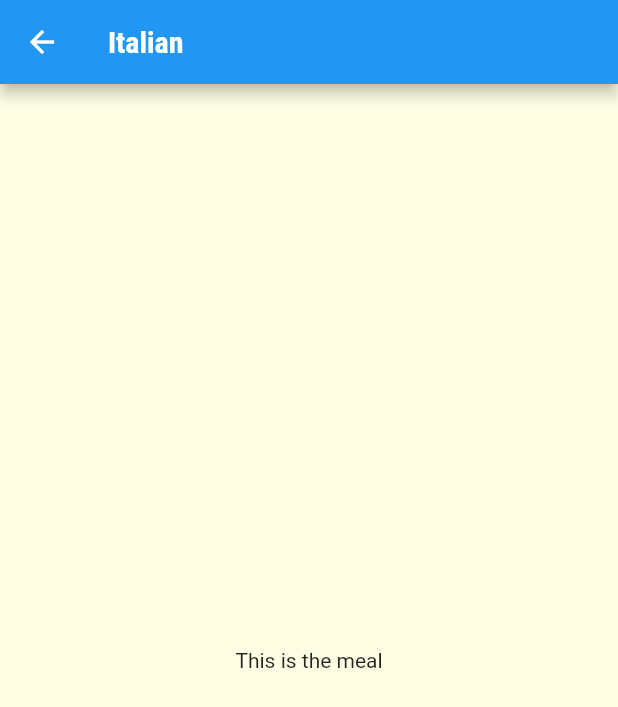
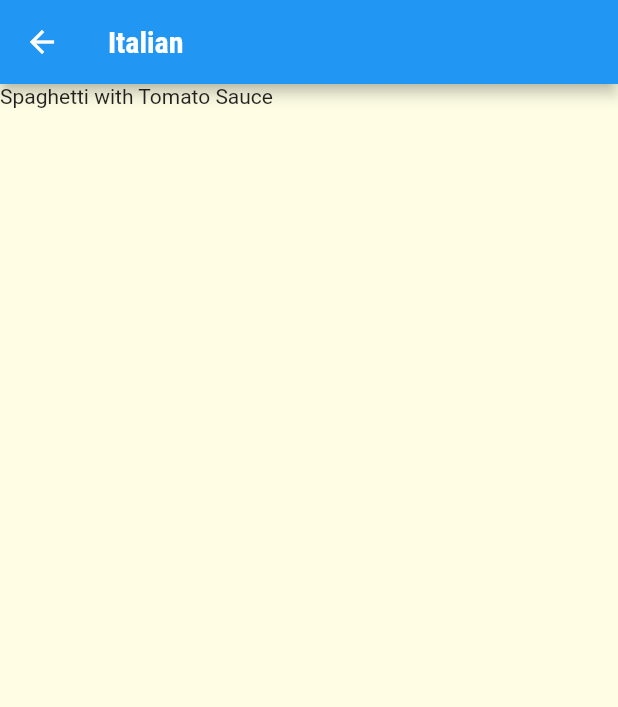
Before and after one commit to soulandbone/foods_app, a Flutter app: the screen it shows after launch, after a tap on "Italian", on a phone screen of 412 x 824 dp. Shown: the top 707 px of the screen. Run offline on Flutter 3.47's test engine with Material 2 defaults, Android fonts, the phone set to English and light mode, and no system bars.

Commit message:
Meals are displayed according to the category that was selected. First Rough approach to just show a list of titles of the meals, nothing else

```diff
--- a/lib/category_meals_screen.dart
+++ b/lib/category_meals_screen.dart
@@ -1,4 +1,5 @@
 import 'package:flutter/material.dart';
+import './dummy_data.dart';
 
 class CategoryMealsScreen extends StatelessWidget {
   //this is the screen that opens after the user has clicked on one of the categories in the GridView
@@ -10,14 +11,21 @@ class CategoryMealsScreen extends StatelessWidget {
     final arguments =
         ModalRoute.of(context)!.settings.arguments as Map<String, String>;
 
+    final mealCategoryFiltered = DUMMY_MEALS.where((element) {
+      return element.categories.contains(arguments['id']);
+    }).toList(); //generates a new list from DUMMY_MEALS where the element has the selected category as one of the elements in the categories the food belongs to.  This list then only has the meals that belong to a particular category, so its just a matter of rendering those elements to the screen
+
+    print(mealCategoryFiltered.length);
     final title = arguments['title'];
 
     return Scaffold(
       appBar: AppBar(title: Text(title!)),
-      body: Center(
-          child: Container(
-        child: Text('This is the meal'),
-      )),
+      body: ListView.builder(
+        itemBuilder: ((context, index) {
+          return Container(child: Text(mealCategoryFiltered[index].title));
+        }),
+        itemCount: mealCategoryFiltered.length,
+      ),
     );
   }
 }
```
